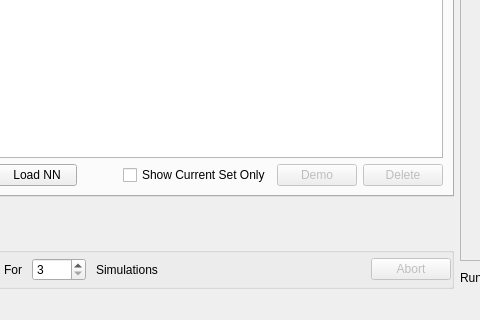
Qt form src/ui/mainwindow.ui (samuelarbibe/ai-tms) before a commit; both pictures show x 281 to 761 and y 514 to 834 of the 1440 by 834 pixel window.
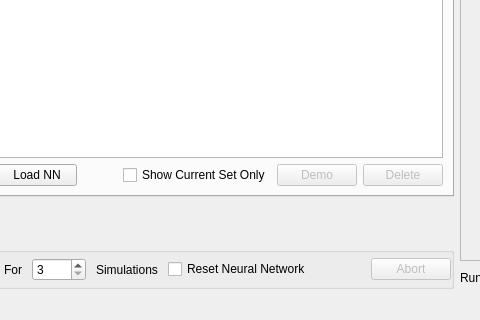
The same form after that commit. Custom widgets are drawn as their Qt base class.

Commit message: neural network reset fixed

```diff
--- a/src/ui/mainwindow.ui
+++ b/src/ui/mainwindow.ui
@@ -2189,6 +2189,25 @@
                </property>
               </widget>
              </item>
+             <item>
+              <widget class="QCheckBox" name="ResetNeuralNetCheckBox">
+               <property name="enabled">
+                <bool>true</bool>
+               </property>
+               <property name="whatsThis">
+                <string>Show a hint of information on each simulation entity</string>
+               </property>
+               <property name="text">
+                <string>Reset Neural Network</string>
+               </property>
+               <property name="checkable">
+                <bool>true</bool>
+               </property>
+               <property name="checked">
+                <bool>false</bool>
+               </property>
+              </widget>
+             </item>
              <item>
               <spacer name="horizontalSpacer_17">
                <property name="orientation">
```
The commit also changes 17 other files.
